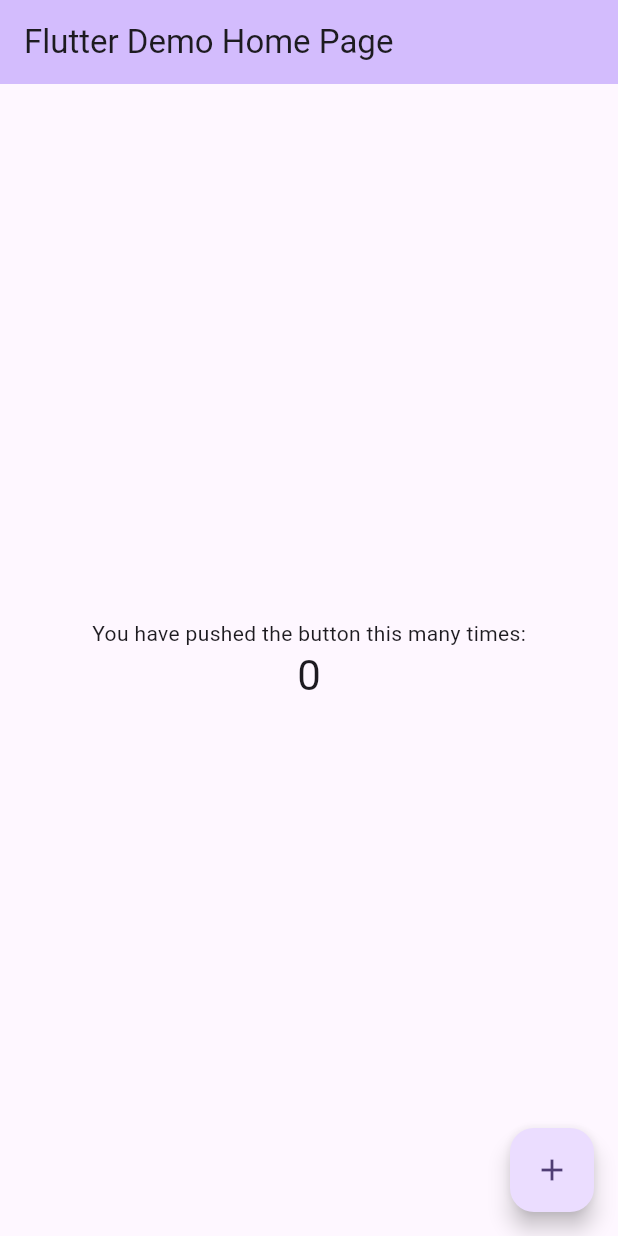
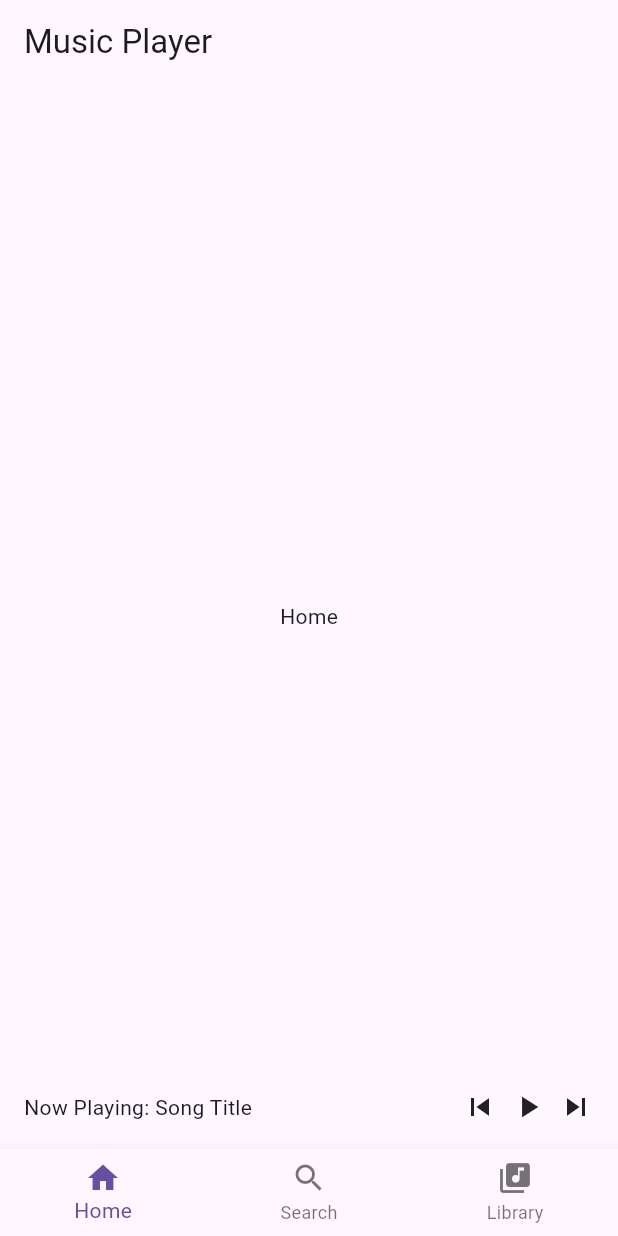
Before and after one commit to ms358/fmp, a Flutter app: the screen it shows after launch, on a phone screen of 412 x 824 dp. Run offline on Flutter 3.47's test engine with Material 3 defaults, Android fonts, the phone set to English and light mode, and no system bars.

Commit message:
imported audioplayers, made basic bottom navigation

```diff
--- /dev/null
+++ b/lib/library.dart
@@ -0,0 +1,18 @@
+import 'package:flutter/material.dart';
+
+class LibraryPage extends StatelessWidget {
+  const LibraryPage({super.key});
+
+  @override
+  Widget build(BuildContext context) {
+    return Scaffold(
+      appBar: AppBar(title: const Text('Library')),
+      body: Center(
+        child: Text(
+          'Your Library',
+          style: Theme.of(context).textTheme.headlineMedium,
+        ),
+      ),
+    );
+  }
+}
--- a/lib/main.dart
+++ b/lib/main.dart
@@ -1,4 +1,5 @@
 import 'package:flutter/material.dart';
+import 'package:fmp/library.dart';
 
 void main() {
   runApp(const MyApp());
@@ -7,116 +8,74 @@ void main() {
 class MyApp extends StatelessWidget {
   const MyApp({super.key});
 
-  // This widget is the root of your application.
   @override
   Widget build(BuildContext context) {
     return MaterialApp(
-      title: 'Flutter Demo',
-      theme: ThemeData(
-        // This is the theme of your application.
-        //
-        // TRY THIS: Try running your application with "flutter run". You'll see
-        // the application has a purple toolbar. Then, without quitting the app,
-        // try changing the seedColor in the colorScheme below to Colors.green
-        // and then invoke "hot reload" (save your changes or press the "hot
-        // reload" button in a Flutter-supported IDE, or press "r" if you used
-        // the command line to start the app).
-        //
-        // Notice that the counter didn't reset back to zero; the application
-        // state is not lost during the reload. To reset the state, use hot
-        // restart instead.
-        //
-        // This works for code too, not just values: Most code changes can be
-        // tested with just a hot reload.
-        colorScheme: ColorScheme.fromSeed(seedColor: Colors.deepPurple),
-      ),
-      home: const MyHomePage(title: 'Flutter Demo Home Page'),
+      title: 'FMP',
+      theme: ThemeData(useMaterial3: true),
+      home: const MusicPlayerHome(),
     );
   }
 }
 
-class MyHomePage extends StatefulWidget {
-  const MyHomePage({super.key, required this.title});
-
-  // This widget is the home page of your application. It is stateful, meaning
-  // that it has a State object (defined below) that contains fields that affect
-  // how it looks.
-
-  // This class is the configuration for the state. It holds the values (in this
-  // case the title) provided by the parent (in this case the App widget) and
-  // used by the build method of the State. Fields in a Widget subclass are
-  // always marked "final".
-
-  final String title;
+class MusicPlayerHome extends StatefulWidget {
+  const MusicPlayerHome({super.key});
 
   @override
-  State<MyHomePage> createState() => _MyHomePageState();
+  State<MusicPlayerHome> createState() => _MusicPlayerHomeState();
 }
 
-class _MyHomePageState extends State<MyHomePage> {
-  int _counter = 0;
+class _MusicPlayerHomeState extends State<MusicPlayerHome> {
+  int _selectedIndex = 0;
 
-  void _incrementCounter() {
+  final List<Widget> _pages = [
+    Center(child: Text('Home')),
+    Center(child: Text('Search')),
+    const LibraryPage(),
+  ];
+
+  void _onItemTapped(int index) {
     setState(() {
-      // This call to setState tells the Flutter framework that something has
-      // changed in this State, which causes it to rerun the build method below
-      // so that the display can reflect the updated values. If we changed
-      // _counter without calling setState(), then the build method would not be
-      // called again, and so nothing would appear to happen.
-      _counter++;
+      _selectedIndex = index;
     });
   }
 
   @override
   Widget build(BuildContext context) {
-    // This method is rerun every time setState is called, for instance as done
-    // by the _incrementCounter method above.
-    //
-    // The Flutter framework has been optimized to make rerunning build methods
-    // fast, so that you can just rebuild anything that needs updating rather
-    // than having to individually change instances of widgets.
     return Scaffold(
-      appBar: AppBar(
-        // TRY THIS: Try changing the color here to a specific color (to
-        // Colors.amber, perhaps?) and trigger a hot reload to see the AppBar
-        // change color while the other colors stay the same.
-        backgroundColor: Theme.of(context).colorScheme.inversePrimary,
-        // Here we take the value from the MyHomePage object that was created by
-        // the App.build method, and use it to set our appbar title.
-        title: Text(widget.title),
+      appBar: AppBar(title: const Text('Music Player')),
+      body: _pages[_selectedIndex],
+      bottomNavigationBar: BottomNavigationBar(
+        currentIndex: _selectedIndex,
+        onTap: _onItemTapped,
+        items: const [
+          BottomNavigationBarItem(icon: Icon(Icons.home), label: 'Home'),
+          BottomNavigationBarItem(icon: Icon(Icons.search), label: 'Search'),
+          BottomNavigationBarItem(
+            icon: Icon(Icons.library_music),
+            label: 'Library',
+          ),
+        ],
       ),
-      body: Center(
-        // Center is a layout widget. It takes a single child and positions it
-        // in the middle of the parent.
-        child: Column(
-          // Column is also a layout widget. It takes a list of children and
-          // arranges them vertically. By default, it sizes itself to fit its
-          // children horizontally, and tries to be as tall as its parent.
-          //
-          // Column has various properties to control how it sizes itself and
-          // how it positions its children. Here we use mainAxisAlignment to
-          // center the children vertically; the main axis here is the vertical
-          // axis because Columns are vertical (the cross axis would be
-          // horizontal).
-          //
-          // TRY THIS: Invoke "debug painting" (choose the "Toggle Debug Paint"
-          // action in the IDE, or press "p" in the console), to see the
-          // wireframe for each widget.
-          mainAxisAlignment: MainAxisAlignment.center,
-          children: <Widget>[
-            const Text('You have pushed the button this many times:'),
-            Text(
-              '$_counter',
-              style: Theme.of(context).textTheme.headlineMedium,
+      bottomSheet: Container(
+        color: Theme.of(context).colorScheme.surface,
+        padding: const EdgeInsets.all(16),
+        child: Row(
+          mainAxisAlignment: MainAxisAlignment.spaceBetween,
+          children: [
+            const Text('Now Playing: Song Title'),
+            Row(
+              children: const [
+                Icon(Icons.skip_previous),
+                SizedBox(width: 8),
+                Icon(Icons.play_arrow),
+                SizedBox(width: 8),
+                Icon(Icons.skip_next),
+              ],
             ),
           ],
         ),
       ),
-      floatingActionButton: FloatingActionButton(
-        onPressed: _incrementCounter,
-        tooltip: 'Increment',
-        child: const Icon(Icons.add),
-      ), // This trailing comma makes auto-formatting nicer for build methods.
     );
   }
 }
--- a/pubspec.yaml
+++ b/pubspec.yaml
@@ -30,6 +30,7 @@ environment:
 dependencies:
   flutter:
     sdk: flutter
+  audioplayers:
 
   # The following adds the Cupertino Icons font to your application.
   # Use with the CupertinoIcons class for iOS style icons.
```
Also changed, not shown: lib/search.dart (added), pubspec.lock, 5 other files.
